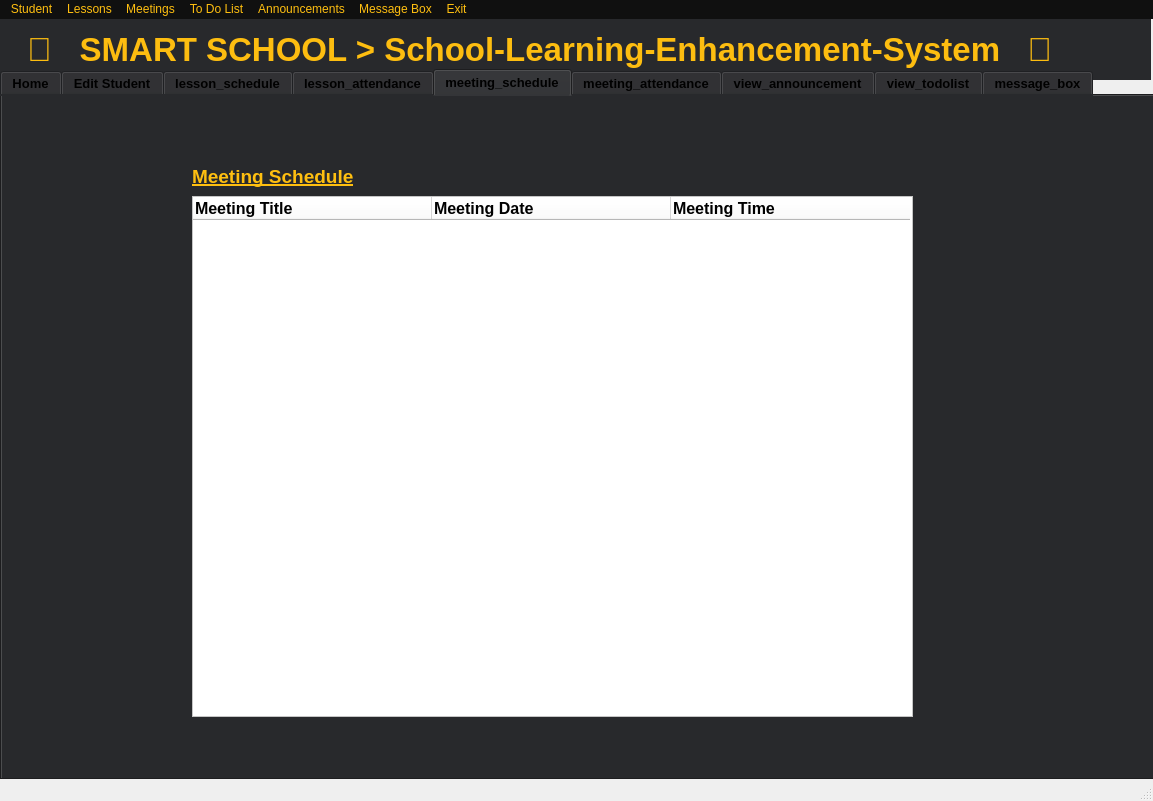
KemalDurukanMERT/Smart-School-2.0, file student.ui: the form before one commit.
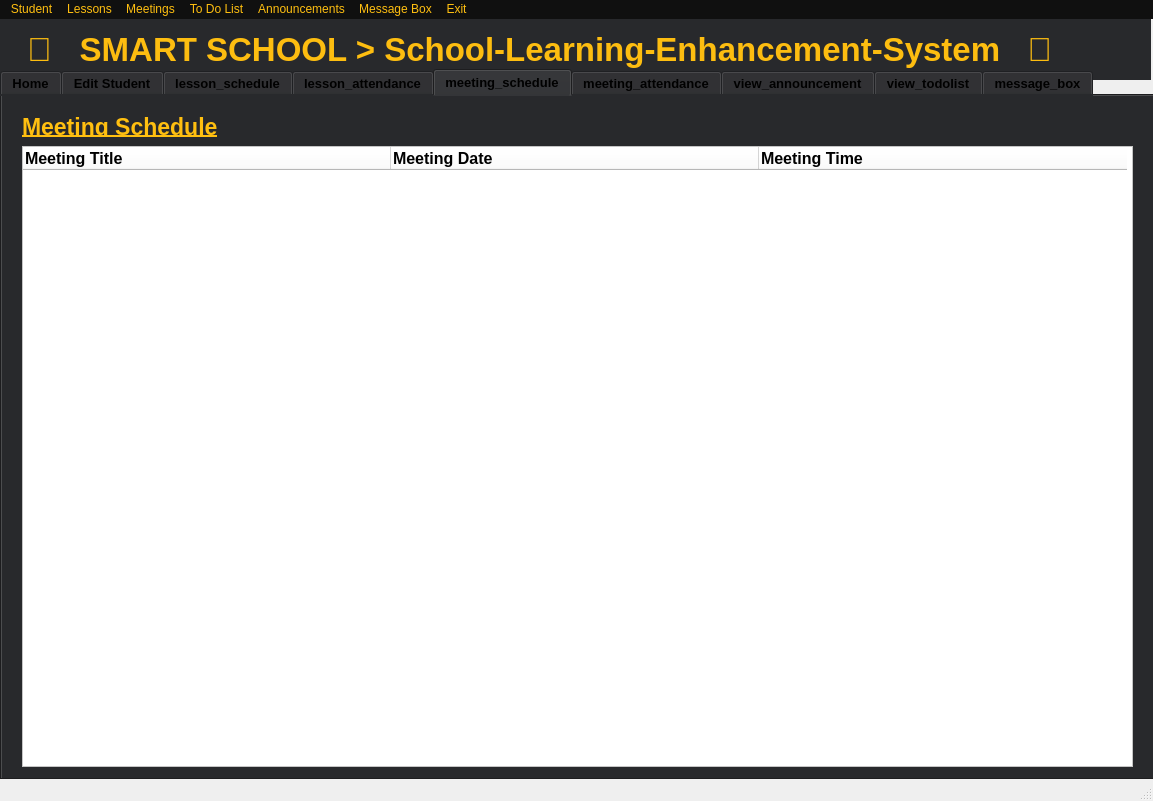
The form after the commit. The open tabs and pages were chosen to show the change.

```diff
--- a/student.ui
+++ b/student.ui
@@ -577,10 +577,10 @@
      <widget class="QTableWidget" name="meeting_table">
       <property name="geometry">
        <rect>
-        <x>190</x>
-        <y>100</y>
-        <width>721</width>
-        <height>521</height>
+        <x>20</x>
+        <y>50</y>
+        <width>1111</width>
+        <height>621</height>
        </rect>
       </property>
       <property name="font">
@@ -594,7 +594,7 @@
        <string notr="true">background-color: rgb(255, 255, 255);</string>
       </property>
       <attribute name="horizontalHeaderDefaultSectionSize">
-       <number>239</number>
+       <number>368</number>
       </attribute>
       <column>
        <property name="text">
@@ -645,15 +645,15 @@
      <widget class="QLabel" name="label_27">
       <property name="geometry">
        <rect>
-        <x>190</x>
-        <y>70</y>
+        <x>20</x>
+        <y>20</y>
         <width>231</width>
         <height>21</height>
        </rect>
       </property>
       <property name="font">
        <font>
-        <pointsize>14</pointsize>
+        <pointsize>17</pointsize>
         <weight>75</weight>
         <bold>true</bold>
         <underline>true</underline>
```
Left out of the diff: 28 changed lines with no effect on the pictures.
